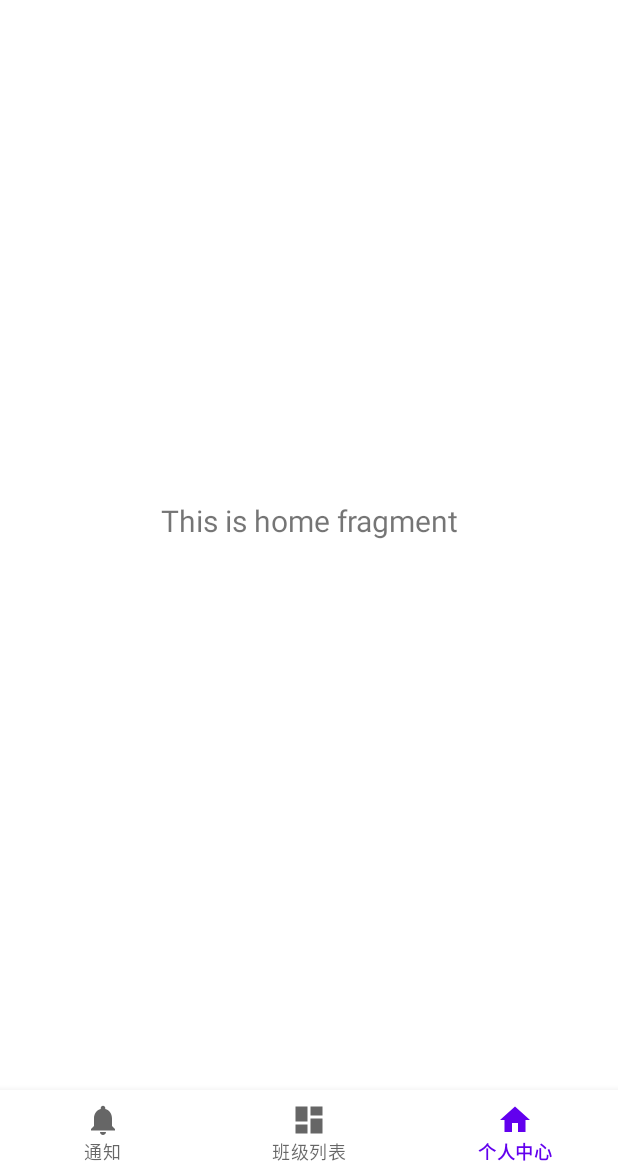
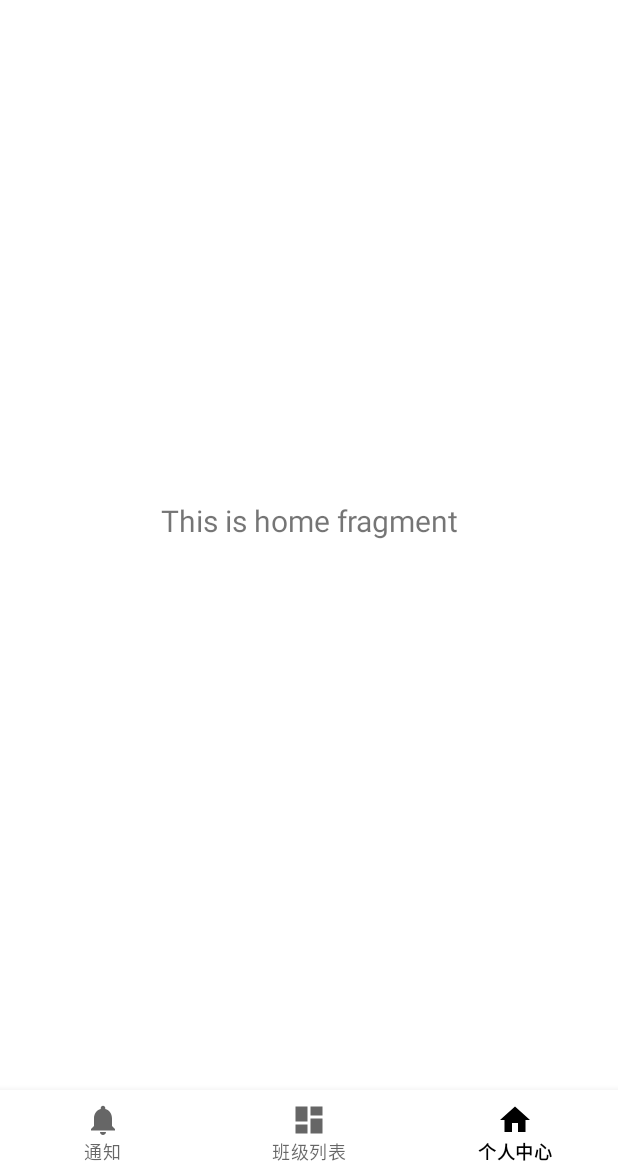
Before and after one commit to ihxjie/MONDAY, an Android app: the screen it shows after launch (MainActivity), on a phone screen of 412 x 824 dp, the part 62-1236 px from its top. Run offline under Robolectric (Android 15) with nearby library versions, the phone set to English and light mode, and no system bars; our stand-ins replace RxJava, navigation-ui.

```diff
--- a/app/build.gradle
+++ b/app/build.gradle
@@ -14,6 +14,9 @@ android {
         versionName "1.0"
 
         testInstrumentationRunner "androidx.test.runner.AndroidJUnitRunner"
+        ndk {
+            abiFilters "arm64-v8a","armeabi-v7a"
+        }
     }
 
     buildTypes {
--- a/app/src/main/AndroidManifest.xml
+++ b/app/src/main/AndroidManifest.xml
@@ -118,6 +118,10 @@
             android:name=".zxing.android.CaptureActivity"
             android:screenOrientation="portrait"
             android:theme="@android:style/Theme.NoTitleBar" />
+        <activity
+            android:name=".face.activity.RegisterAndRecognizeActivity"
+            android:launchMode="singleTop" />
+
     </application>
 
 
--- a/app/src/main/res/menu/toolbar.xml
+++ b/app/src/main/res/menu/toolbar.xml
@@ -8,8 +8,8 @@
         app:showAsAction="always" />
 
     <item
-        android:id="@+id/face "
-       android:icon="@drawable/face_id"
+        android:id="@+id/face"
+        android:icon="@drawable/face"
         android:title="face"
         app:showAsAction="always" />
 
--- a/app/src/main/res/values-night/themes.xml
+++ b/app/src/main/res/values-night/themes.xml
@@ -2,13 +2,10 @@
     <!-- Base application theme. -->
     <style name="Theme.MONDAY" parent="Theme.MaterialComponents.DayNight.NoActionBar">
         <!-- Primary brand color. -->
-        <item name="colorPrimary">@color/primaryDarkColor</item>
-        <item name="colorPrimaryVariant">@color/primaryDarkColor</item>
+        <item name="colorPrimary">@color/DarkPrimaryColor</item>
+        <item name="colorPrimaryVariant">@color/DarkPrimaryDarkColor</item>
         <item name="colorOnPrimary">@color/black</item>
-        <!-- Secondary brand color. -->
-        <item name="colorSecondary">@color/teal_200</item>
-        <item name="colorSecondaryVariant">@color/teal_200</item>
-        <item name="colorOnSecondary">@color/black</item>
+
         <!-- Status bar color. -->
         <item name="android:statusBarColor" tools:targetApi="l">?attr/colorPrimaryVariant</item>
         <!-- Customize your theme here. -->
--- a/app/src/main/res/values/colors.xml
+++ b/app/src/main/res/values/colors.xml
@@ -7,10 +7,18 @@
     <color name="teal_700">#FF018786</color>
     <color name="black">#FF000000</color>
     <color name="white">#FFFFFFFF</color>
+
+    <!--LIGHT MODE-->
     <color name="primaryColor">#fafafa</color>
     <color name="primaryLightColor">#ffffff</color>
     <color name="primaryDarkColor">#c7c7c7</color>
     <color name="primaryTextColor">#000000</color>
+
+    <!--DARK MODE-->
+    <color name="DarkPrimaryColor">#212121</color>
+    <color name="DarkPrimaryLightColor">#484848</color>
+    <color name="DarkPrimaryDarkColor">#000000</color>
+    <color name="DarkPrimaryTextColor">#ffffff</color>
 
     <!--Zxing相关-->
     <color name="contents_text">#ff000000</color>
--- a/app/src/main/res/values/themes.xml
+++ b/app/src/main/res/values/themes.xml
@@ -2,13 +2,10 @@
     <!-- Base application theme. -->
     <style name="Theme.MONDAY" parent="Theme.MaterialComponents.DayNight.NoActionBar">
         <!-- Primary brand color. -->
-        <item name="colorPrimary">@color/purple_500</item>
-        <item name="colorPrimaryVariant">@color/primaryLightColor</item>
-        <item name="colorOnPrimary">@color/white</item>
-        <!-- Secondary brand color. -->
-        <item name="colorSecondary">@color/teal_200</item>
-        <item name="colorSecondaryVariant">@color/teal_700</item>
-        <item name="colorOnSecondary">@color/black</item>
+        <item name="colorPrimary">@color/black</item>
+        <item name="colorPrimaryVariant">@color/primaryDarkColor</item>
+        <item name="colorOnPrimary">@color/black</item>
+
         <!-- Status bar color. -->
         <item name="android:statusBarColor" tools:targetApi="l">?attr/colorPrimaryVariant</item>
         <!-- Customize your theme here. -->
```
Also changed, not shown: app/src/main/java/com/ihxjie/monday/MainActivity.java (+126 -1 lines), app/src/main/java/com/ihxjie/monday/api/CourseSpider.java (deleted, +0 -9 lines), app/src/main/java/com/ihxjie/monday/api/impl/CourseSpiderImpl.java (deleted, +0 -13 lines), app/src/main/res/drawable/face.png (renamed from app/src/main/res/drawable/face_id.png), app/src/main/res/drawable/qrcode.png (deleted), 10 other files.
